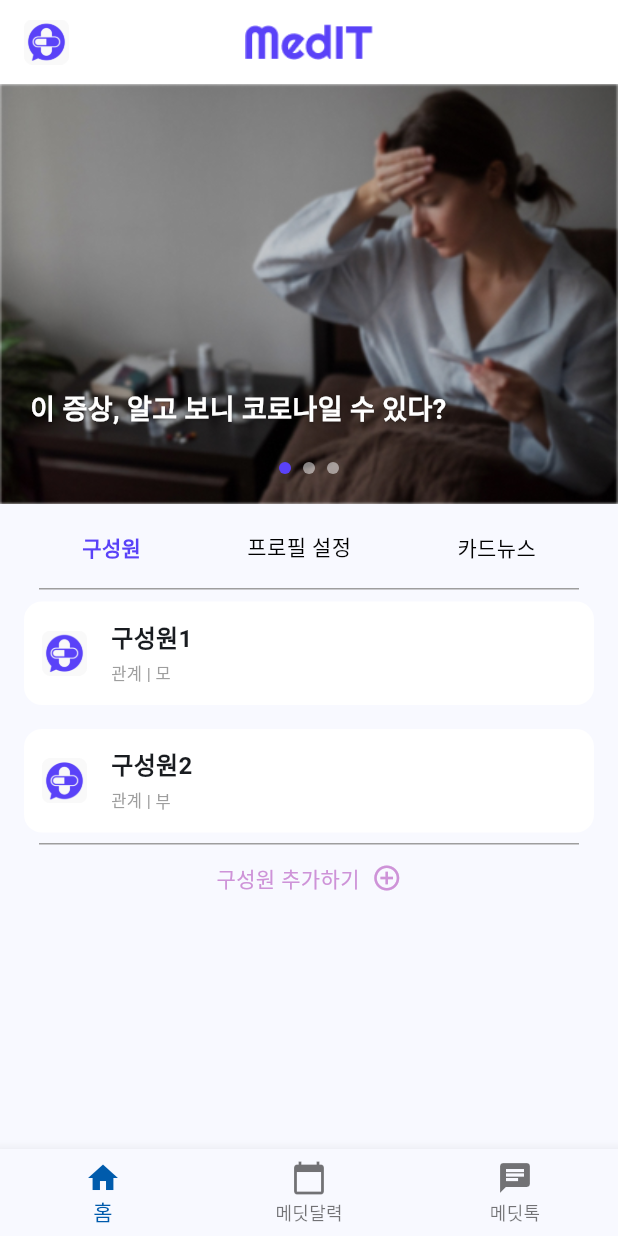
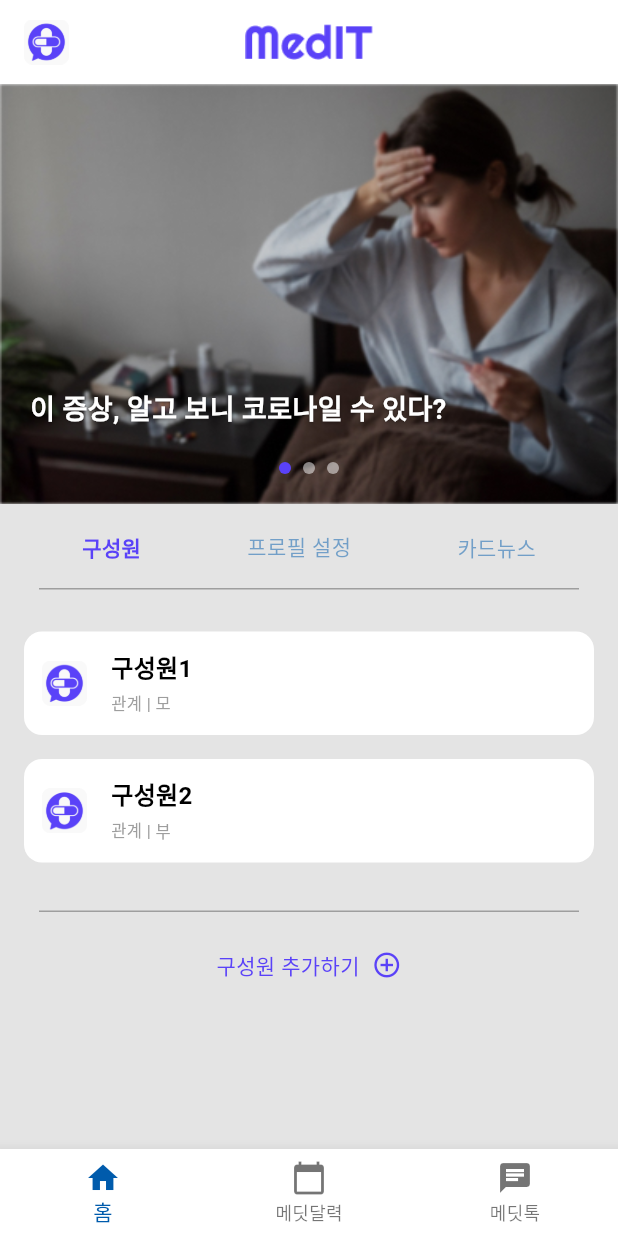
Before and after one commit to sb8919/STDEV2025_18TEAM_FrontEnd, a Flutter app: the screen it shows after launch, on a phone screen of 412 x 824 dp. Run offline on Flutter 3.47's test engine with Material 3 defaults, Android fonts, the phone set to English and light mode, and no system bars; accounts and stored records are empty.

Commit message:
(refactor) 앱 색상 관리 변수 추가

```diff
--- a/lib/components/card_slider.dart
+++ b/lib/components/card_slider.dart
@@ -1,4 +1,5 @@
 import 'package:flutter/material.dart';
+import '../constants/app_colors.dart';
 
 class CardSlider extends StatefulWidget {
   final List<Map<String, String>> cardData;
@@ -22,16 +23,7 @@ class _CardSliderState extends State<CardSlider> {
       height: 280,
       child: Stack(
         children: [
-          _buildPageView(),
-          _buildPageIndicator(),
-          _buildTitle(),
-        ],
-      ),
-    );
-  }
-
-  Widget _buildPageView() {
-    return Positioned.fill(
+          Positioned.fill(
             child: PageView.builder(
               controller: _pageController,
               itemCount: widget.cardData.length,
@@ -41,13 +33,7 @@ class _CardSliderState extends State<CardSlider> {
                 });
               },
               itemBuilder: (context, index) {
-          return _buildCard(widget.cardData[index]);
-        },
-      ),
-    );
-  }
-
-  Widget _buildCard(Map<String, String> data) {
+                final data = widget.cardData[index];
                 return Card(
                   margin: EdgeInsets.zero,
                   child: ClipRRect(
@@ -59,10 +45,10 @@ class _CardSliderState extends State<CardSlider> {
                     ),
                   ),
                 );
-  }
-
-  Widget _buildPageIndicator() {
-    return Positioned(
+              },
+            ),
+          ),
+          Positioned(
             bottom: 20,
             left: 0,
             right: 0,
@@ -70,45 +56,41 @@ class _CardSliderState extends State<CardSlider> {
               mainAxisAlignment: MainAxisAlignment.center,
               children: List.generate(
                 widget.cardData.length,
-          (index) => _buildIndicatorDot(index),
-        ),
-      ),
-    );
-  }
-
-  Widget _buildIndicatorDot(int index) {
-    return Container(
+                (index) => Container(
                   width: 8,
                   height: 8,
                   margin: const EdgeInsets.symmetric(horizontal: 4),
                   decoration: BoxDecoration(
                     shape: BoxShape.circle,
                     color: index == _currentPage
-            ? const Color(0xFF5A42F8)
-            : Colors.white.withOpacity(0.5),
+                        ? AppColors.primary
+                        : AppColors.textWhite.withOpacity(0.5),
                   ),
-    );
-  }
-
-  Widget _buildTitle() {
-    return Positioned(
+                ),
+              ),
+            ),
+          ),
+          Positioned(
             bottom: 50,
             left: 20,
             child: Text(
               widget.cardData[_currentPage]['title']!,
-        style: const TextStyle(
-          color: Colors.white,
+              style: TextStyle(
+                color: AppColors.textWhite,
                 fontSize: 18,
                 fontWeight: FontWeight.bold,
                 shadows: [
                   Shadow(
-              offset: Offset(0, 1),
+                    offset: const Offset(0, 1),
                     blurRadius: 2,
-              color: Colors.black38,
+                    color: AppColors.shadow,
                   ),
                 ],
               ),
             ),
+          ),
+        ],
+      ),
     );
   }
 }
--- /dev/null
+++ b/lib/constants/app_colors.dart
@@ -0,0 +1,24 @@
+import 'package:flutter/material.dart';
+
+class AppColors {
+  // Primary Colors
+  static const Color primary = Color(0xFF5A42F8);
+  static const Color primaryLight = Color(0xFF7B66F9);
+  static const Color primaryDark = Color(0xFF4731D9);
+
+  // Secondary Colors
+  static const Color secondary = Color(0xFF005BAC);
+
+  // Text Colors
+  static const Color textPrimary = Colors.black;
+  static const Color textSecondary = Colors.grey;
+  static const Color textWhite = Colors.white;
+
+  // Background Colors
+  static const Color background = Colors.white;  // 카드나 컴포넌트의 배경색
+  static const Color scaffoldBackground = Color(0xFFE4E4E4);  // 앱 전체 배경색
+  static const Color dividerColor = Colors.grey;
+
+  // Other Colors
+  static const Color shadow = Colors.black38;
+}
--- a/lib/constants/member_data.dart
+++ b/lib/constants/member_data.dart
@@ -2,21 +2,57 @@ class Member {
   final String name;
   final String relationship;
   final String imagePath;
+  final List<MemberRecord> recentRecords;
 
   const Member({
     required this.name,
     required this.relationship,
     this.imagePath = 'assets/logo.png',
+    this.recentRecords = const [],
+  });
+}
+
+class MemberRecord {
+  final DateTime date;
+  final String description;
+
+  const MemberRecord({
+    required this.date,
+    required this.description,
   });
 }
 
 List<Member> members = [
-  const Member(
+  Member(
     name: '구성원1',
     relationship: '모',
+    recentRecords: [
+      MemberRecord(
+        date: DateTime.now().subtract(const Duration(days: 1)),
+        description: '계단에서 넘어짐',
+      ),
+      MemberRecord(
+        date: DateTime.now().subtract(const Duration(days: 2)),
+        description: '두통',
+      ),
+      MemberRecord(
+        date: DateTime.now().subtract(const Duration(days: 3)),
+        description: '감기 증상',
+      ),
+    ],
   ),
-  const Member(
+  Member(
     name: '구성원2',
     relationship: '부',
+    recentRecords: [
+      MemberRecord(
+        date: DateTime.now().subtract(const Duration(days: 1)),
+        description: '허리 통증',
+      ),
+      MemberRecord(
+        date: DateTime.now().subtract(const Duration(days: 4)),
+        description: '어깨 통증',
+      ),
+    ],
   ),
 ];
--- a/lib/screens/home_screen.dart
+++ b/lib/screens/home_screen.dart
@@ -4,6 +4,7 @@ import 'profile_screen.dart';
 import 'card_news_screen.dart';
 import '../components/card_slider.dart';
 import '../constants/card_data.dart';
+import '../constants/app_colors.dart';
 
 class HomeScreen extends StatefulWidget {
   const HomeScreen({super.key});
@@ -24,8 +25,9 @@ class _HomeScreenState extends State<HomeScreen> {
   @override
   Widget build(BuildContext context) {
     return Scaffold(
+      backgroundColor: AppColors.scaffoldBackground,
       appBar: AppBar(
-        backgroundColor: Colors.white,
+        backgroundColor: AppColors.background,
         elevation: 0,
         automaticallyImplyLeading: false,
         title: Stack(
@@ -57,8 +59,8 @@ class _HomeScreenState extends State<HomeScreen> {
           ),
           Container(
             padding: const EdgeInsets.symmetric(horizontal: 26),
-            child: const Divider(
-              color: Colors.grey,
+            child: Divider(
+              color: AppColors.dividerColor,
               thickness: 1,
               height: 0,
             ),
@@ -69,6 +71,7 @@ class _HomeScreenState extends State<HomeScreen> {
         ],
       ),
       bottomNavigationBar: BottomNavigationBar(
+        backgroundColor: AppColors.background,
         items: const [
           BottomNavigationBarItem(
             icon: Icon(Icons.home),
@@ -84,7 +87,7 @@ class _HomeScreenState extends State<HomeScreen> {
           ),
         ],
         currentIndex: 0,
-        selectedItemColor: const Color(0xFF005BAC),
+        selectedItemColor: AppColors.secondary,
       ),
     );
   }
@@ -105,7 +108,7 @@ class _HomeScreenState extends State<HomeScreen> {
               title,
               style: TextStyle(
                 fontSize: 14,
-                color: isSelected ? const Color(0xFF5A42F8) : Colors.black,
+                color: isSelected ? AppColors.primary : AppColors.secondary.withOpacity(0.5),
                 fontWeight: isSelected ? FontWeight.bold : FontWeight.normal,
               ),
             ),
--- a/lib/screens/member_screen.dart
+++ b/lib/screens/member_screen.dart
@@ -1,5 +1,7 @@
 import 'package:flutter/material.dart';
 import '../constants/member_data.dart';
+import '../constants/app_colors.dart';
+import '../components/member_detail_card.dart';
 
 class MemberScreen extends StatefulWidget {
   const MemberScreen({super.key});
@@ -9,6 +11,7 @@ class MemberScreen extends StatefulWidget {
 }
 
 class _MemberScreenState extends State<MemberScreen> {
+  Member? _selectedMember;
   final TextEditingController _nameController = TextEditingController();
   final TextEditingController _relationshipController = TextEditingController();
 
@@ -16,6 +19,7 @@ class _MemberScreenState extends State<MemberScreen> {
     showDialog(
       context: context,
       builder: (context) => AlertDialog(
+        backgroundColor: AppColors.background,
         title: const Text('구성원 추가하기'),
         content: Column(
           mainAxisSize: MainAxisSize.min,
@@ -62,7 +66,10 @@ class _MemberScreenState extends State<MemberScreen> {
                 _relationshipController.clear();
               }
             },
-            child: const Text('추가'),
+            child: Text(
+              '추가',
+              style: TextStyle(color: AppColors.primary),
+            ),
           ),
         ],
       ),
@@ -80,11 +87,31 @@ class _MemberScreenState extends State<MemberScreen> {
   Widget build(BuildContext context) {
     return Column(
       children: [
-        ...members.map((member) => _buildMemberCard(member)).toList(),
+        const SizedBox(height: 20),
+        ...members.map((member) {
+          final isSelected = _selectedMember == member;
+          return Column(
+            children: [
+              GestureDetector(
+                onTap: () {
+                  setState(() {
+                    _selectedMember = isSelected ? null : member;
+                  });
+                },
+                child: _buildMemberCard(member),
+              ),
+              if (isSelected) ...[
+                const SizedBox(height: 8),
+                MemberDetailCard(member: member),
+                const SizedBox(height: 8),
+              ],
+            ],
+          );
+        }).toList(),
         Container(
-          padding: const EdgeInsets.symmetric(horizontal: 26),
-          child: const Divider(
-            color: Colors.grey,
+          padding: const EdgeInsets.symmetric(horizontal: 26, vertical: 25),
+          child: Divider(
+            color: AppColors.dividerColor,
             thickness: 1,
             height: 0,
           ),
@@ -92,14 +119,14 @@ class _MemberScreenState extends State<MemberScreen> {
         InkWell(
           onTap: _showAddMemberDialog,
           child: Padding(
-            padding: const EdgeInsets.symmetric(vertical: 12, horizontal: 16),
+            padding: const EdgeInsets.symmetric(horizontal: 16),
             child: Row(
               mainAxisAlignment: MainAxisAlignment.center,
               children: [
                 Text(
                   '구성원 추가하기',
                   style: TextStyle(
-                    color: Colors.purple[200],
+                    color: AppColors.primary,
                     fontSize: 14,
                     fontWeight: FontWeight.w500,
                   ),
@@ -107,7 +134,7 @@ class _MemberScreenState extends State<MemberScreen> {
                 const SizedBox(width: 8),
                 Icon(
                   Icons.add_circle_outline,
-                  color: Colors.purple[200],
+                  color: AppColors.primary,
                   size: 20,
                 ),
               ],
@@ -123,7 +150,7 @@ class _MemberScreenState extends State<MemberScreen> {
       margin: const EdgeInsets.symmetric(horizontal: 16, vertical: 8),
       padding: const EdgeInsets.all(12),
       decoration: BoxDecoration(
-        color: Colors.white,
+        color: AppColors.background,
         borderRadius: BorderRadius.circular(12),
       ),
       child: Row(
@@ -158,9 +185,10 @@ class _MemberScreenState extends State<MemberScreen> {
   Widget _buildMemberName(Member member) {
     return Text(
       member.name,
-      style: const TextStyle(
+      style: TextStyle(
         fontSize: 16,
         fontWeight: FontWeight.bold,
+        color: AppColors.textPrimary,
       ),
     );
   }
@@ -168,15 +196,18 @@ class _MemberScreenState extends State<MemberScreen> {
   Widget _buildMemberRelationship(Member member) {
     return Row(
       children: [
-        const Text(
+        Text(
           '관계 | ',
-          style: TextStyle(color: Colors.grey, fontSize: 11),
+          style: TextStyle(
+            color: AppColors.textSecondary,
+            fontSize: 11,
+          ),
         ),
         Text(
           member.relationship,
-          style: const TextStyle(
+          style: TextStyle(
             fontWeight: FontWeight.w500,
-            color: Colors.grey,
+            color: AppColors.textSecondary,
             fontSize: 11,
           ),
         ),
```
Lines whose indentation alone changed are shown as unchanged.
